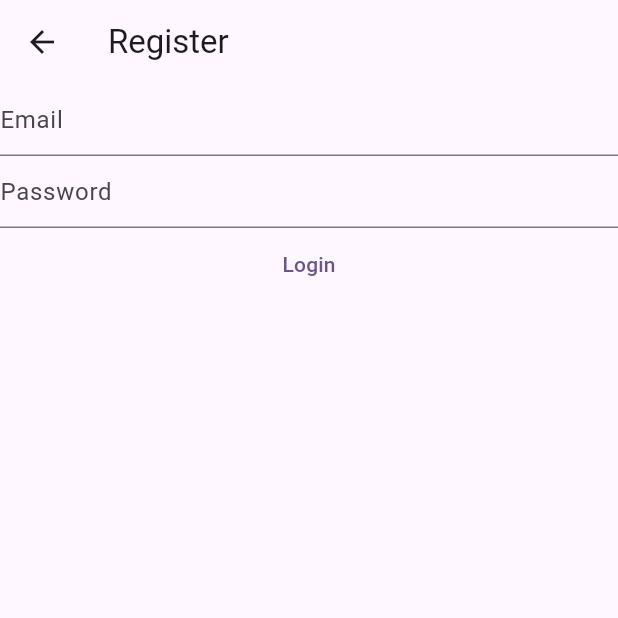
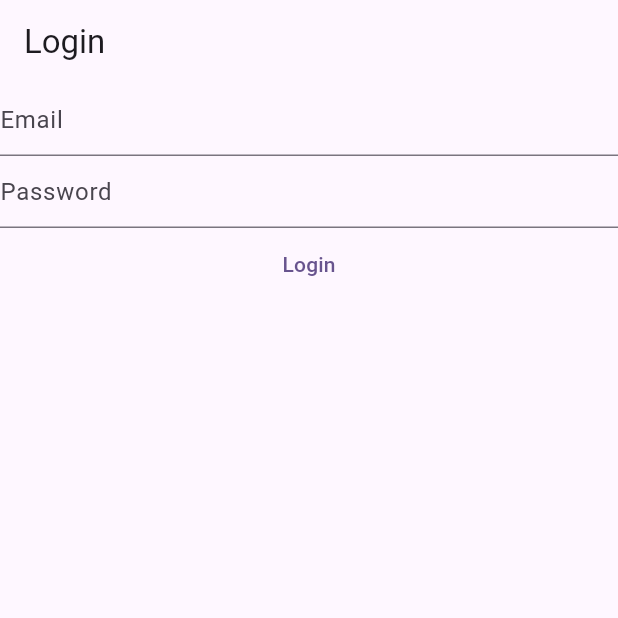
Before and after one commit to amspsingh04/notes, a Flutter app: the LoginView screen opened directly, after a tap on "Login", on a phone screen of 412 x 824 dp, the top half of it. Run offline on Flutter 3.47's test engine with Material 2 defaults, Android fonts, the phone set to English and light mode, and no system bars; our stand-ins replace firebase_auth, firebase_core; accounts and stored records are empty; network calls fail.

Commit message:
modified:   lib/main.dart 	modified:   lib/views/login_view.dart

```diff
--- a/lib/main.dart
+++ b/lib/main.dart
@@ -1,6 +1,7 @@
 import 'package:firebase_auth/firebase_auth.dart';
 import 'package:flutter/material.dart';
 import 'package:firebase_core/firebase_core.dart';
+import 'package:notes/views/login_view.dart';
 import 'firebase_options.dart';
 
 void main() async {
@@ -15,7 +16,7 @@ void main() async {
         colorScheme: ColorScheme.fromSeed(seedColor: Colors.deepPurple),
         useMaterial3: true,
       ),
-      home: const RegisterView(),
+      home: const LoginView(),
     ),
   );
 }
--- a/lib/views/login_view.dart
+++ b/lib/views/login_view.dart
@@ -33,7 +33,7 @@ class _LoginViewState extends State<LoginView> {
   Widget build(BuildContext context) {
     return Scaffold(
       appBar: AppBar(
-        title: const Text('Register'),
+        title: const Text('Login'),
       ),
       body: FutureBuilder(
         future: Firebase.initializeApp(
@@ -64,7 +64,7 @@ class _LoginViewState extends State<LoginView> {
                         final password = _password.text;
 
                         final userCredential = await FirebaseAuth.instance
-                            .createUserWithEmailAndPassword(
+                            .signInWithEmailAndPassword(
                                 email: email, password: password);
                         print(userCredential);
                       },
```
